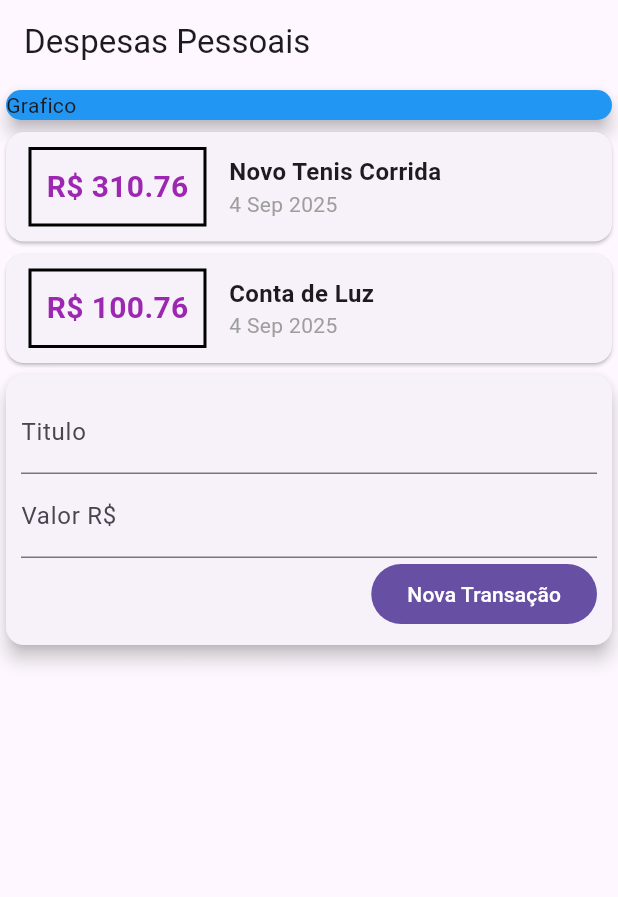
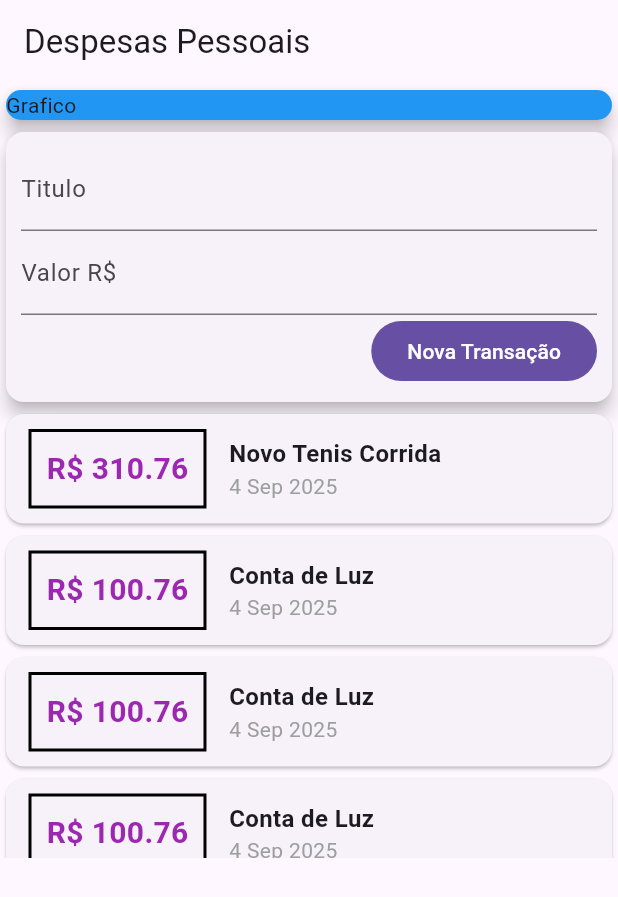
Before and after one commit to hayltonssantos/expensesApp, a Flutter app: the screen it shows after launch, on a phone screen of 412 x 824 dp. Shown: the top 897 px of the screen. Run offline on Flutter 3.47's test engine with Material 3 defaults, Android fonts, the phone set to English and light mode, and no system bars.

```diff
--- a/lib/components/transaction_form.dart
+++ b/lib/components/transaction_form.dart
@@ -5,9 +5,13 @@ class TransactionForm extends StatelessWidget {
   final titleController = TextEditingController();
   final valueController = TextEditingController();
 
+  final void Function(String, double) onSubmit;
+
+  TransactionForm(this.onSubmit);
   @override
   Widget build(BuildContext context) {
-    return Card(
+    return SingleChildScrollView(
+      child: Card(
               elevation: 5,
               child: Padding(
                 padding: const EdgeInsets.all(10.0),
@@ -33,8 +37,9 @@ class TransactionForm extends StatelessWidget {
                       children: [
                         FilledButton(
                           onPressed: () {
-                          print(titleController.text);
-                          print(valueController.text);
+                            final title = titleController.text;
+                            final value = double.tryParse(valueController.text) ?? 0.0;
+                            onSubmit(title, value);
                           },
                           child: Text('Nova Transação',
                           style: TextStyle(
@@ -47,6 +52,7 @@ class TransactionForm extends StatelessWidget {
                   ],
                 ),
               ),
+            ),
     );
   }
 }
--- a/lib/components/transaction_list.dart
+++ b/lib/components/transaction_list.dart
@@ -10,7 +10,10 @@ class TransactionList extends StatelessWidget {
 
   @override
   Widget build(BuildContext context) {
-    return  Column(
+    return  Container(
+      height: 300,
+      child: SingleChildScrollView(
+        child: Column(
                 children: <Widget>[
                   ...transaction.map((tr) {
                   return Card(
@@ -58,6 +61,8 @@ class TransactionList extends StatelessWidget {
                   );
                 }).toList()
                 ]
+              ),
+      ),
     );
   }
 }
--- a/lib/components/transaction_user.dart
+++ b/lib/components/transaction_user.dart
@@ -16,6 +16,11 @@ class _TransactionUserState extends State<TransactionUser> {
   final _transactions = [
     Transaction(id: 't1', title: 'Novo Tenis Corrida', value: 310.76, date: DateTime.now()),
     Transaction(id: 't2', title: 'Conta de Luz', value: 100.76, date: DateTime.now()),
+    Transaction(id: 't3', title: 'Conta de Luz', value: 100.76, date: DateTime.now()),
+    Transaction(id: 't4', title: 'Conta de Luz', value: 100.76, date: DateTime.now()),
+    Transaction(id: 't5', title: 'Conta de Luz', value: 100.76, date: DateTime.now()),
+    Transaction(id: 't6', title: 'Conta de Luz', value: 100.76, date: DateTime.now()),
+    Transaction(id: 't7', title: 'Conta de Luz', value: 100.76, date: DateTime.now()),
   ];
 
   _addTransaction(String title, double value){
@@ -35,8 +40,8 @@ class _TransactionUserState extends State<TransactionUser> {
   Widget build(BuildContext context) {
     return Column(
       children: <Widget>[
+        TransactionForm(_addTransaction),
         TransactionList(_transactions),
-        TransactionForm(),
       ],
     );
   }
--- a/lib/main.dart
+++ b/lib/main.dart
@@ -28,7 +28,8 @@ class MyHomePage extends StatelessWidget {
       appBar: AppBar(
         title: Text('Despesas Pessoais'),
       ),
-      body: Column(
+      body: SingleChildScrollView(
+        child: Column(
           crossAxisAlignment: CrossAxisAlignment.stretch,
           children: <Widget>[
             Container(
@@ -41,6 +42,7 @@ class MyHomePage extends StatelessWidget {
             ),
             TransactionUser()
           ],
+        ),
       )
     );
   }
```
Lines whose indentation alone changed are shown as unchanged.
